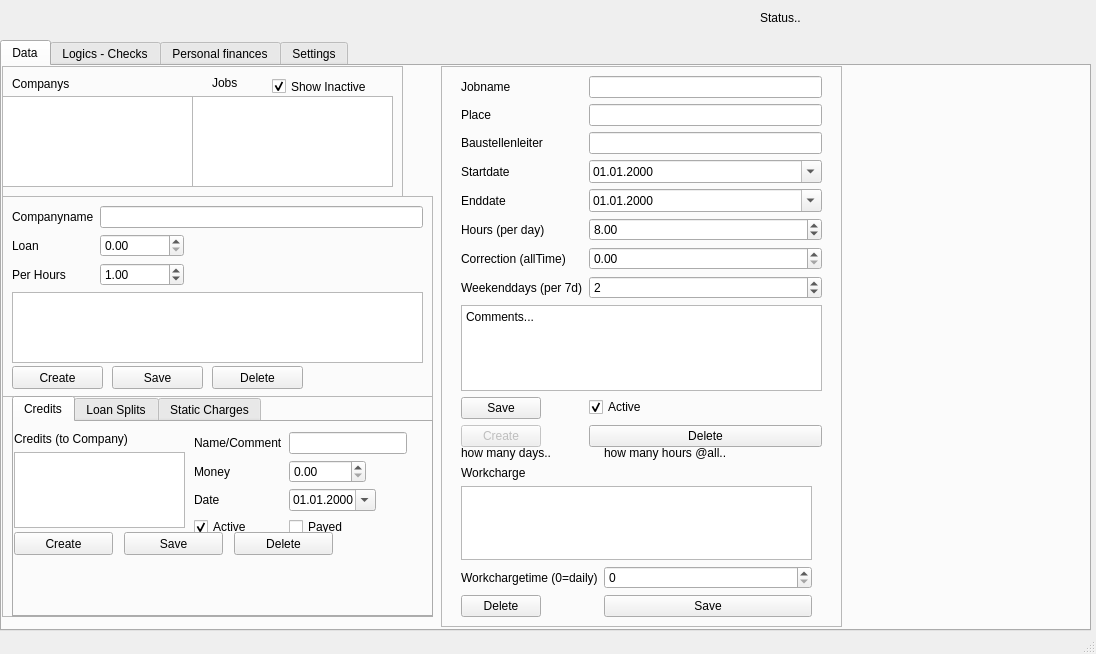
The window that gui.ui (hersche/jobManagement) describes before a commit, drawn with Qt 5.
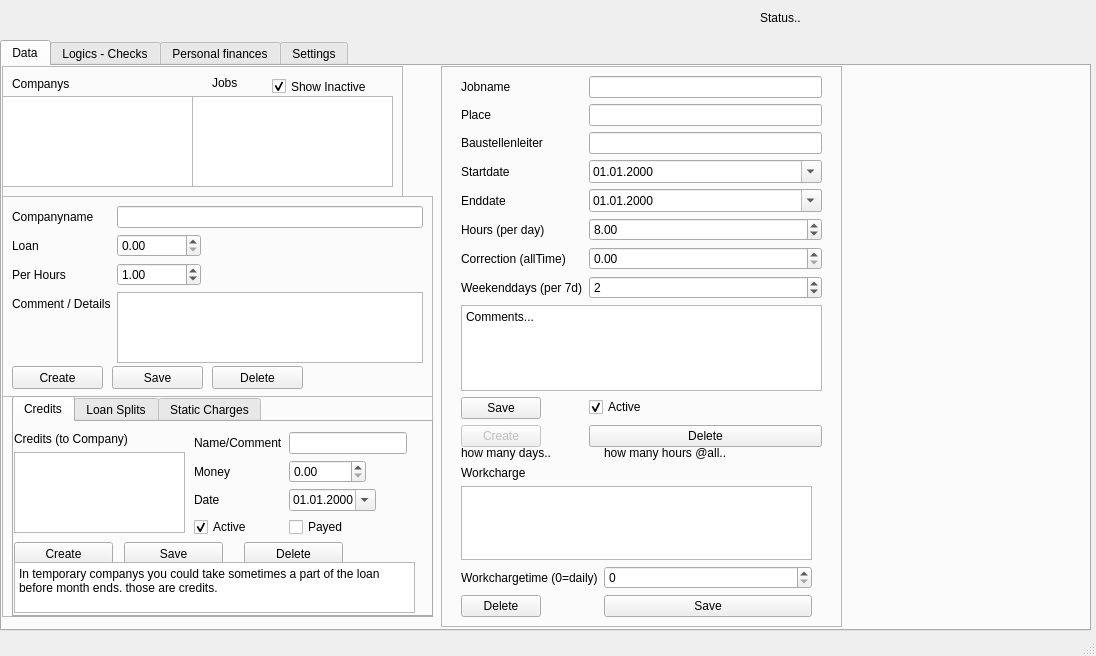
The same window after the commit. The open tabs and pages were chosen to show the change. Custom widgets are drawn as their Qt base class.

```diff
--- a/gui.ui
+++ b/gui.ui
@@ -7,7 +7,7 @@
     <x>0</x>
     <y>0</y>
     <width>1096</width>
-    <height>654</height>
+    <height>656</height>
    </rect>
   </property>
   <property name="sizePolicy">
@@ -214,9 +214,6 @@
            </property>
           </widget>
          </item>
-         <item row="3" column="0" colspan="2">
-          <widget class="QTextEdit" name="companydescription"/>
-         </item>
          <item row="2" column="0">
           <widget class="QLabel" name="label_24">
            <property name="text">
@@ -237,6 +234,16 @@
            </property>
           </widget>
          </item>
+         <item row="3" column="1">
+          <widget class="QTextEdit" name="companydescription"/>
+         </item>
+         <item row="3" column="0">
+          <widget class="QLabel" name="label_35">
+           <property name="text">
+            <string>Comment / Details</string>
+           </property>
+          </widget>
+         </item>
         </layout>
        </widget>
        <widget class="QPushButton" name="createCompany">
@@ -301,7 +308,7 @@
            <x>0</x>
            <y>10</y>
            <width>171</width>
-           <height>96</height>
+           <height>101</height>
           </rect>
          </property>
          <layout class="QVBoxLayout" name="verticalLayout">
@@ -400,7 +407,7 @@
          <property name="geometry">
           <rect>
            <x>0</x>
-           <y>110</y>
+           <y>120</y>
            <width>99</width>
            <height>23</height>
           </rect>
@@ -413,7 +420,7 @@
          <property name="geometry">
           <rect>
            <x>110</x>
-           <y>110</y>
+           <y>120</y>
            <width>99</width>
            <height>23</height>
           </rect>
@@ -425,8 +432,8 @@
         <widget class="QPushButton" name="deleteCredit">
          <property name="geometry">
           <rect>
-           <x>220</x>
-           <y>110</y>
+           <x>230</x>
+           <y>120</y>
            <width>99</width>
            <height>23</height>
           </rect>
@@ -435,6 +442,19 @@
           <string>Delete</string>
          </property>
         </widget>
+        <widget class="QPlainTextEdit" name="plainTextEdit_3">
+         <property name="geometry">
+          <rect>
+           <x>0</x>
+           <y>140</y>
+           <width>401</width>
+           <height>51</height>
+          </rect>
+         </property>
+         <property name="plainText">
+          <string>In temporary companys you could take sometimes a part of the loan before month ends. those are credits.</string>
+         </property>
+        </widget>
        </widget>
        <widget class="QWidget" name="tab_2">
         <attribute name="title">
```
Left out of the diff: 39 changed lines with no effect on the pictures.
